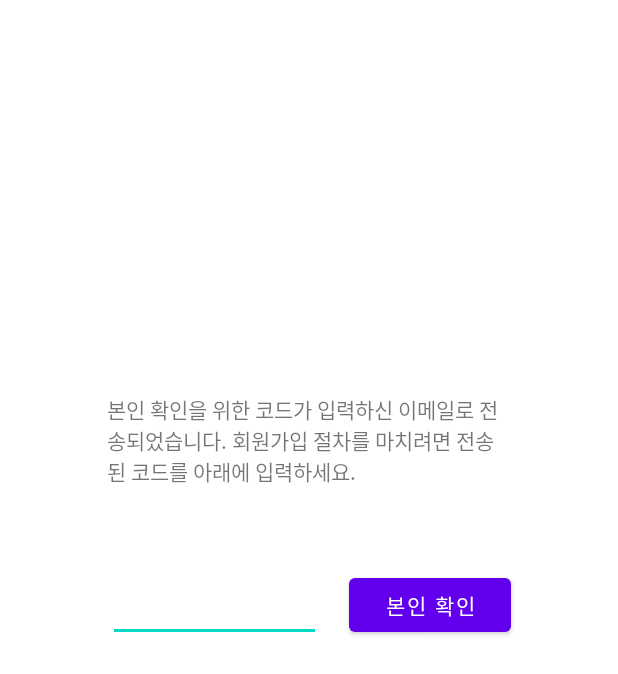
After one commit to qowngus33/Hanium-AI-Pet-Chatbot, an Android app: the JoinEmailCheckActivity screen opened directly, with no data from a screen before it, on a phone screen of 412 x 824 dp. The commit adds this screen. Shown: the top 674 px of the screen. Run offline under Robolectric (Android 15) with nearby library versions, the phone set to English and light mode, and no system bars.

Commit message:
add join email check activity and xml file

```diff
--- a/app/src/main/java/com/example/myapplication/ui/newlogin/JoinActivity.java
+++ b/app/src/main/java/com/example/myapplication/ui/newlogin/JoinActivity.java
@@ -111,12 +111,12 @@ public class JoinActivity extends AppCompatActivity {
                 // task.execute("http://" + IP_ADDRESS + "/insert.php", ID, Password, Email, Phone, Sort);
                 if(joinUserState.isValidData()) {
                     AlertDialog.Builder builder = new AlertDialog.Builder(JoinActivity.this);
-                    dialog = builder.setMessage("축하합니다.회원가입에 성공하셨습니다!")
+                    dialog = builder.setMessage("본인 확인 페이지로 이동합니다.")
                             .setCancelable(false)
                             .setPositiveButton("확인", new DialogInterface.OnClickListener() {
                                 @Override
                                 public void onClick(DialogInterface dialog, int which) {
-                                    Intent intent = new Intent(JoinActivity.this, LoginActivity.class);
+                                    Intent intent = new Intent(JoinActivity.this, JoinEmailCheckActivity.class);
                                     startActivity(intent);
                                 }
                             })
--- /dev/null
+++ b/app/src/main/java/com/example/myapplication/ui/newlogin/JoinEmailCheckActivity.java
@@ -0,0 +1,44 @@
+package com.example.myapplication.ui.newlogin;
+
+import androidx.appcompat.app.AppCompatActivity;
+
+import android.app.AlertDialog;
+import android.content.DialogInterface;
+import android.content.Intent;
+import android.os.Bundle;
+import android.view.View;
+import android.widget.Button;
+
+import com.example.myapplication.R;
+import com.example.myapplication.ui.mypage.MainActivity;
+
+public class JoinEmailCheckActivity extends AppCompatActivity {
+
+    private AlertDialog dialog;
+
+    @Override
+    protected void onCreate(Bundle savedInstanceState) {
+        super.onCreate(savedInstanceState);
+        setContentView(R.layout.activity_email_check);
+
+        Button checkButton = (Button) findViewById(R.id.emailCheckButton);
+        checkButton.setOnClickListener(new View.OnClickListener() {
+            @Override
+            public void onClick(View view) {
+                // TODO: 이메일에 전송한 코드와 일치하는지 확인하는 코드 작성
+                AlertDialog.Builder builder = new AlertDialog.Builder(JoinEmailCheckActivity.this);
+                dialog = builder.setMessage("회원가입에 성공하였습니다.")
+                        .setCancelable(false)
+                        .setPositiveButton("확인", new DialogInterface.OnClickListener() {
+                            @Override
+                            public void onClick(DialogInterface dialog, int which) {
+                                Intent intent = new Intent(JoinEmailCheckActivity.this, MainActivity.class);
+                                startActivity(intent);
+                            }
+                        })
+                        .create();
+                dialog.show();
+            }
+        });
+    }
+}
--- /dev/null
+++ b/app/src/main/res/layout/activity_email_check.xml
@@ -0,0 +1,50 @@
+<?xml version="1.0" encoding="utf-8"?>
+<androidx.constraintlayout.widget.ConstraintLayout xmlns:android="http://schemas.android.com/apk/res/android"
+    xmlns:app="http://schemas.android.com/apk/res-auto"
+    xmlns:tools="http://schemas.android.com/tools"
+    android:layout_width="match_parent"
+    android:layout_height="match_parent">
+
+    <TextView
+        android:id="@+id/textView3"
+        android:layout_width="269dp"
+        android:layout_height="95dp"
+        android:layout_marginStart="71dp"
+        android:layout_marginTop="180dp"
+        android:layout_marginEnd="71dp"
+        android:layout_marginBottom="384dp"
+        android:text="본인 확인을 위한 코드가 입력하신 이메일로 전송되었습니다. 회원가입 절차를 마치려면 전송된 코드를 아래에 입력하세요."
+        app:layout_constraintBottom_toBottomOf="parent"
+        app:layout_constraintEnd_toEndOf="parent"
+        app:layout_constraintStart_toStartOf="parent"
+        app:layout_constraintTop_toTopOf="parent" />
+
+    <Button
+        android:id="@+id/emailCheckButton"
+        android:layout_width="108dp"
+        android:layout_height="48dp"
+        android:layout_marginStart="232dp"
+        android:layout_marginTop="297dp"
+        android:layout_marginEnd="71dp"
+        android:layout_marginBottom="315dp"
+        android:text="본인 확인"
+        app:layout_constraintBottom_toBottomOf="parent"
+        app:layout_constraintEnd_toEndOf="parent"
+        app:layout_constraintStart_toStartOf="parent"
+        app:layout_constraintTop_toTopOf="parent" />
+
+    <EditText
+        android:id="@+id/editTextNumberPassword"
+        android:layout_width="142dp"
+        android:layout_height="48dp"
+        android:layout_marginStart="71dp"
+        android:layout_marginTop="297dp"
+        android:layout_marginEnd="198dp"
+        android:layout_marginBottom="314dp"
+        android:ems="6"
+        android:inputType="numberPassword"
+        app:layout_constraintBottom_toBottomOf="parent"
+        app:layout_constraintEnd_toEndOf="parent"
+        app:layout_constraintStart_toStartOf="parent"
+        app:layout_constraintTop_toTopOf="parent" />
+</androidx.constraintlayout.widget.ConstraintLayout>
--- a/app/src/main/res/values/strings.xml
+++ b/app/src/main/res/values/strings.xml
@@ -1,5 +1,5 @@
 <resources>
-    <string name="app_name">AI Pet</string>
+    <string name="app_name"></string>
     <!-- Strings related to login -->
     <string name="prompt_email">Email</string>
     <string name="prompt_password">Password</string>
```
Also changed, not shown: app/src/main/AndroidManifest.xml (+6 -5 lines), app/src/main/java/com/example/myapplication/ui/newlogin/JoinUserState.java (+5 -3 lines).
